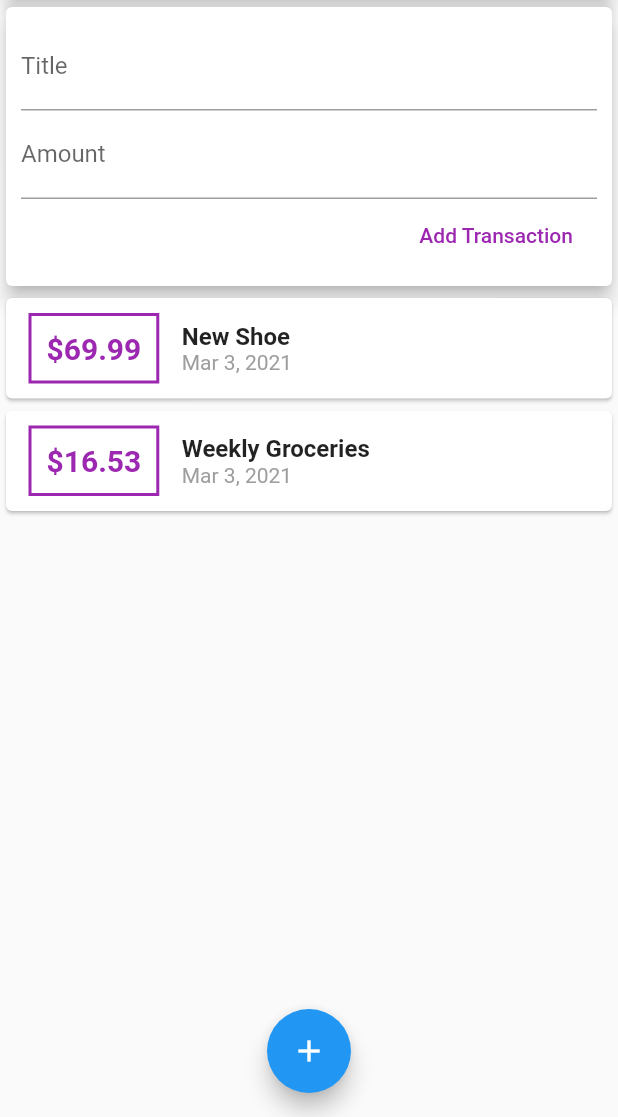
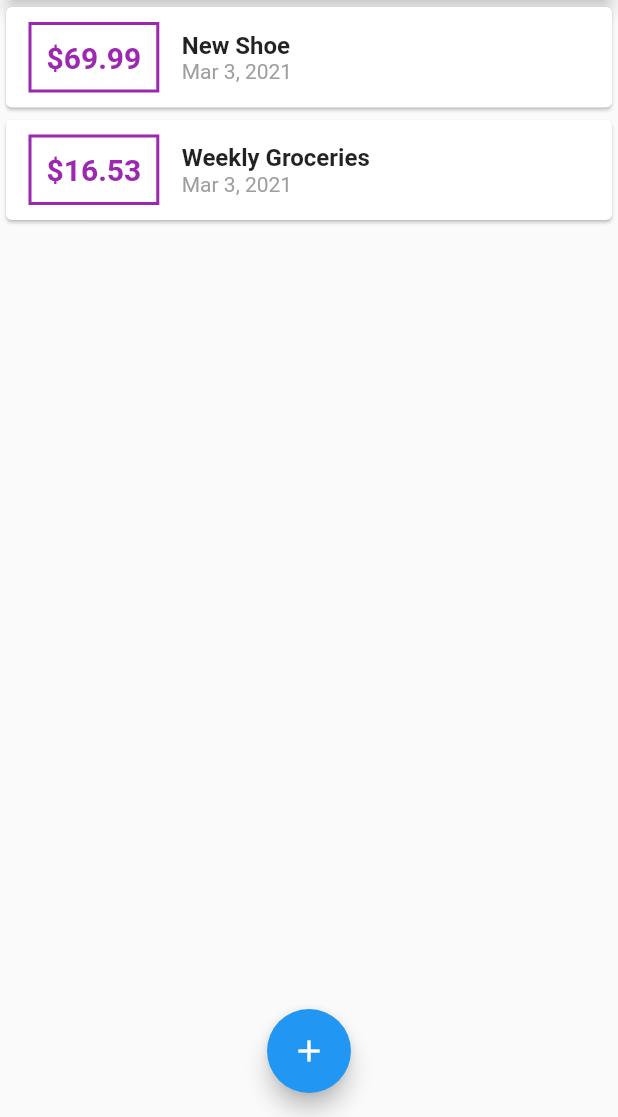
Before and after one commit to webkidt/Personal-Expense, a Flutter app: the screen it shows after launch, on a phone screen of 412 x 824 dp, the part 119-1236 px from its top. Run offline on Flutter 3.47's test engine with Material 2 defaults, Android fonts, the phone set to English and light mode, and no system bars.

```diff
--- a/lib/main.dart
+++ b/lib/main.dart
@@ -1,6 +1,8 @@
 import 'package:flutter/material.dart';
 
-import './widgets/user_transactions.dart';
+import './widgets/transaction_list.dart';
+import './widgets/new_transaction.dart';
+import './models/transaction.dart';
 
 void main() {
   runApp(MyApp());
@@ -16,9 +18,48 @@ class MyApp extends StatelessWidget {
   }
 }
 
-class MyHomePage extends StatelessWidget {
-  final titleController = TextEditingController();
-  final amountController = TextEditingController();
+class MyHomePage extends StatefulWidget {
+  @override
+  _MyHomePageState createState() => _MyHomePageState();
+}
+
+class _MyHomePageState extends State<MyHomePage> {
+  final List<Transaction> _userTransactions = [
+    Transaction(
+      id: 't1',
+      title: 'New Shoe',
+      amount: 69.99,
+      date: DateTime.now(),
+    ),
+    Transaction(
+      id: 't2',
+      title: 'Weekly Groceries',
+      amount: 16.53,
+      date: DateTime.now(),
+    ),
+  ];
+
+  void _addNewTransaction(String txTitle, double txAmount) {
+    final newTx = Transaction(
+      title: txTitle,
+      amount: txAmount,
+      date: DateTime.now(),
+      id: DateTime.now().toString(),
+    );
+
+    setState(() {
+      _userTransactions.add(newTx);
+    });
+  }
+
+  void _startAddNewTransaction(BuildContext ctx) {
+    showModalBottomSheet(
+      context: ctx,
+      builder: (_) {
+        return NewTransaction(_addNewTransaction);
+      },
+    );
+  }
 
   @override
   Widget build(BuildContext context) {
@@ -28,7 +69,7 @@ class MyHomePage extends StatelessWidget {
         actions: [
           IconButton(
             icon: Icon(Icons.add),
-            onPressed: () {},
+            onPressed: () => _startAddNewTransaction(context),
           ),
         ],
       ),
@@ -45,14 +86,14 @@ class MyHomePage extends StatelessWidget {
                 elevation: 5,
               ),
             ),
-            UserTransactions(),
+            TransactionList(_userTransactions),
           ],
         ),
       ),
       floatingActionButtonLocation: FloatingActionButtonLocation.centerFloat,
       floatingActionButton: FloatingActionButton(
         child: Icon(Icons.add),
-        onPressed: () {},
+        onPressed: () => _startAddNewTransaction(context),
       ),
     );
   }
--- a/lib/widgets/user_transactions.dart
+++ /dev/null
@@ -1,50 +0,0 @@
-import 'package:flutter/material.dart';
-
-import './new_transaction.dart';
-import './transaction_list.dart';
-import '../models/transaction.dart';
-
-class UserTransactions extends StatefulWidget {
-  @override
-  _UserTransactionsState createState() => _UserTransactionsState();
-}
-
-class _UserTransactionsState extends State<UserTransactions> {
-  final List<Transaction> _userTransactions = [
-    Transaction(
-      id: 't1',
-      title: 'New Shoe',
-      amount: 69.99,
-      date: DateTime.now(),
-    ),
-    Transaction(
-      id: 't2',
-      title: 'Weekly Groceries',
-      amount: 16.53,
-      date: DateTime.now(),
-    ),
-  ];
-
-  void _addNewTransaction(String txTitle, double txAmount) {
-    final newTx = Transaction(
-      title: txTitle,
-      amount: txAmount,
-      date: DateTime.now(),
-      id: DateTime.now().toString(),
-    );
-
-    setState(() {
-      _userTransactions.add(newTx);
-    });
-  }
-
-  @override
-  Widget build(BuildContext context) {
-    return Column(
-      children: [
-        NewTransaction(_addNewTransaction),
-        TransactionList(_userTransactions),
-      ],
-    );
-  }
-}
```
